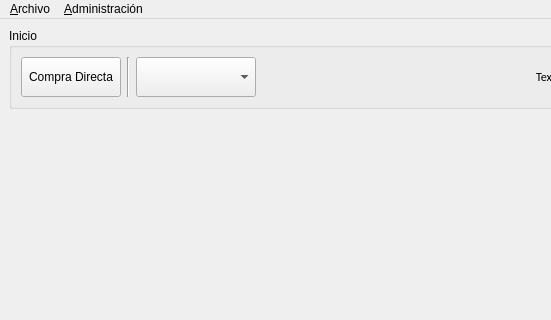
First picture: the form in nostro/main_window/main_window.ui, repository manuell12/CafeNostro, before the edit; both pictures show x 0 to 551 and y 0 to 320 of the 643 by 462 pixel window.
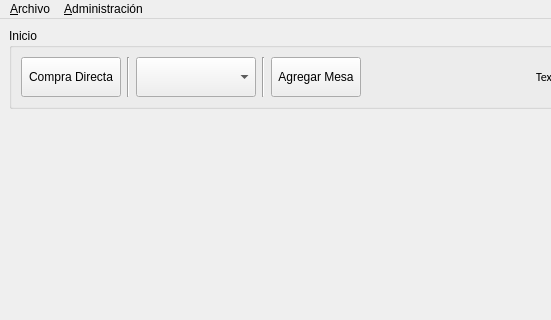
Second picture: the form after the edit.

Commit message: agregar mesa

```diff
--- a/nostro/main_window/main_window.ui
+++ b/nostro/main_window/main_window.ui
@@ -62,6 +62,26 @@
            </property>
           </widget>
          </item>
+         <item>
+          <widget class="Line" name="line_2">
+           <property name="orientation">
+            <enum>Qt::Vertical</enum>
+           </property>
+          </widget>
+         </item>
+         <item>
+          <widget class="QPushButton" name="pushButton_agregar_mesa">
+           <property name="minimumSize">
+            <size>
+             <width>90</width>
+             <height>40</height>
+            </size>
+           </property>
+           <property name="text">
+            <string>Agregar Mesa</string>
+           </property>
+          </widget>
+         </item>
          <item>
           <spacer name="horizontalSpacer">
            <property name="orientation">
```
The commit also changes 4 other files.
